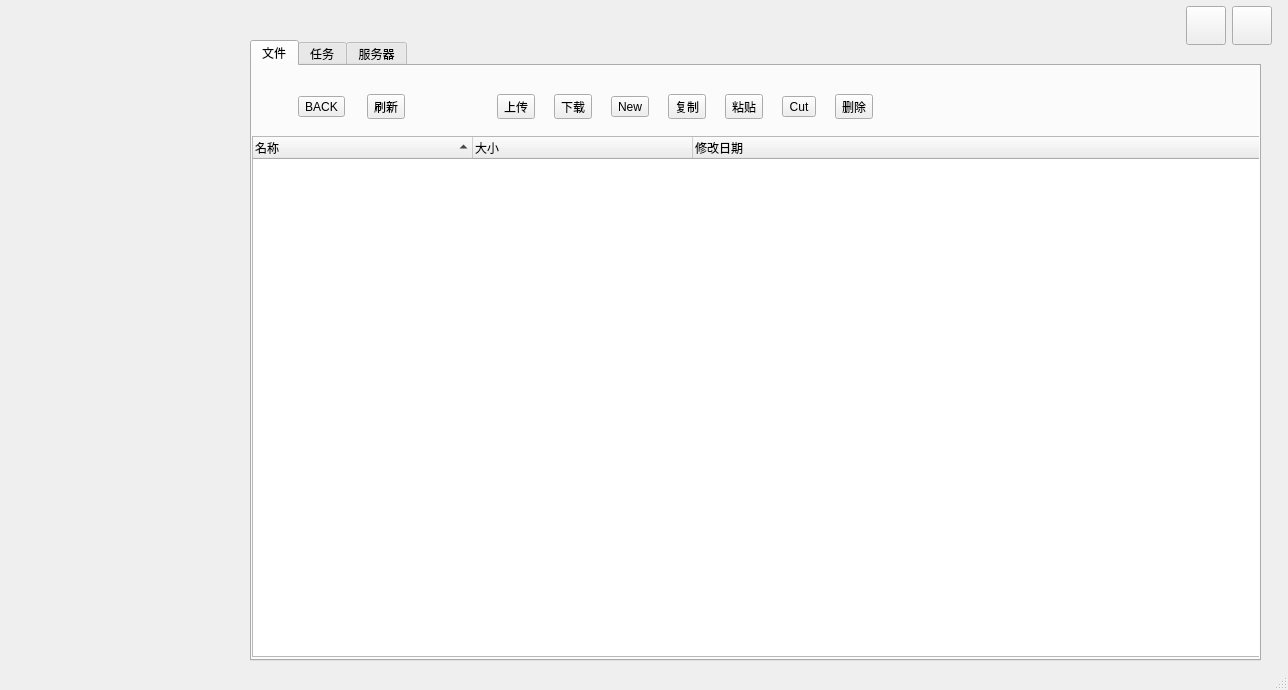
The window that frontend/mainwindow.ui (lkgv/FileSystem) describes before a commit, drawn with Qt 5.
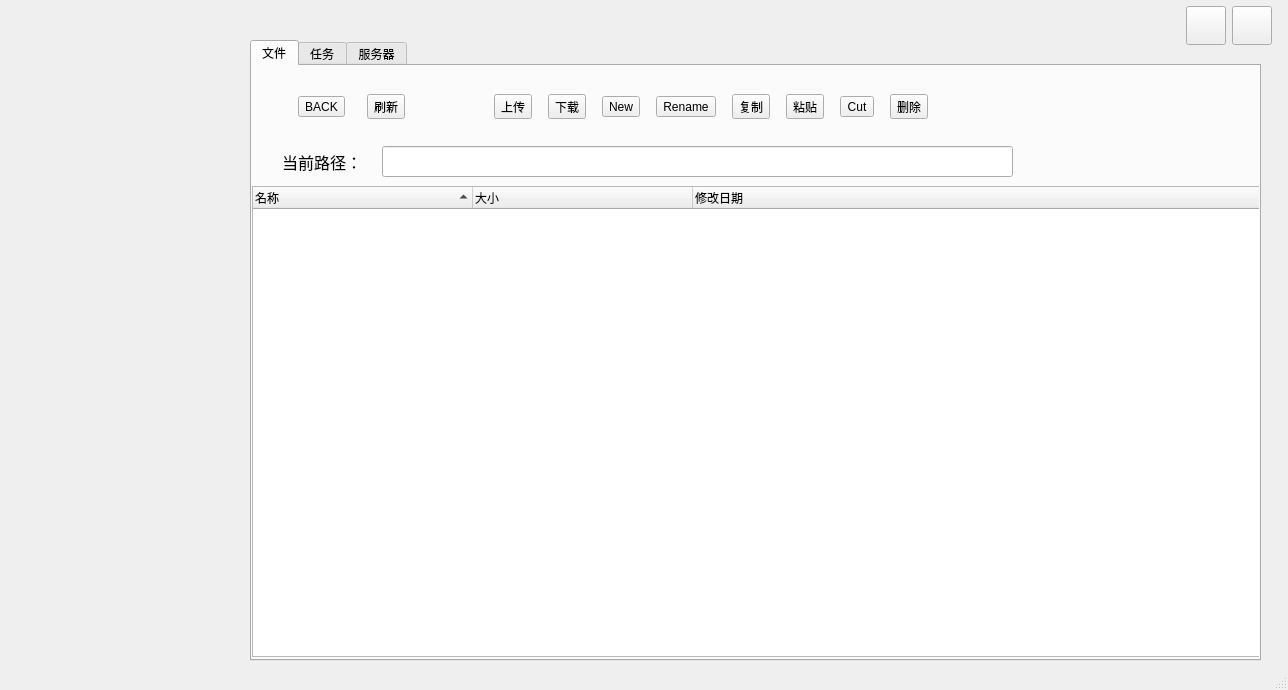
The same window after the commit. Icons and pictures are not drawn.

What changed in the file:
```diff
--- a/frontend/mainwindow.ui
+++ b/frontend/mainwindow.ui
@@ -64,12 +64,15 @@
       <string>文件</string>
      </attribute>
      <widget class="QTreeWidget" name="fileTree">
+      <property name="enabled">
+       <bool>true</bool>
+      </property>
       <property name="geometry">
        <rect>
         <x>0</x>
-        <y>70</y>
+        <y>120</y>
         <width>1011</width>
-        <height>521</height>
+        <height>471</height>
        </rect>
       </property>
       <attribute name="headerDefaultSectionSize">
@@ -99,7 +102,7 @@
        <rect>
         <x>230</x>
         <y>10</y>
-        <width>411</width>
+        <width>459</width>
         <height>61</height>
        </rect>
       </property>
@@ -154,6 +157,13 @@
          </property>
         </widget>
        </item>
+       <item>
+        <widget class="QToolButton" name="toolButton">
+         <property name="text">
+          <string>Rename</string>
+         </property>
+        </widget>
+       </item>
        <item>
         <widget class="QToolButton" name="copyButton">
          <property name="text">
@@ -232,7 +242,7 @@
         </widget>
        </item>
        <item>
-        <widget class="QToolButton" name="toolButton">
+        <widget class="QToolButton" name="fileRefreshButton">
          <property name="text">
           <string>刷新</string>
          </property>
@@ -250,6 +260,52 @@
        </item>
       </layout>
      </widget>
+     <widget class="QLineEdit" name="currentPathLine">
+      <property name="enabled">
+       <bool>true</bool>
+      </property>
+      <property name="geometry">
+       <rect>
+        <x>130</x>
+        <y>80</y>
+        <width>631</width>
+        <height>31</height>
+       </rect>
+      </property>
+      <property name="cursor">
+       <cursorShape>IBeamCursor</cursorShape>
+      </property>
+      <property name="text">
+       <string/>
+      </property>
+      <property name="readOnly">
+       <bool>true</bool>
+      </property>
+      <property name="clearButtonEnabled">
+       <bool>false</bool>
+      </property>
+     </widget>
+     <widget class="QLabel" name="label">
+      <property name="enabled">
+       <bool>true</bool>
+      </property>
+      <property name="geometry">
+       <rect>
+        <x>30</x>
+        <y>80</y>
+        <width>91</width>
+        <height>31</height>
+       </rect>
+      </property>
+      <property name="font">
+       <font>
+        <pointsize>12</pointsize>
+       </font>
+      </property>
+      <property name="text">
+       <string>当前路径：</string>
+      </property>
+     </widget>
     </widget>
     <widget class="QWidget" name="taskView">
      <attribute name="title">
```
Left out of the diff: 23 changed lines with no effect on the pictures.
